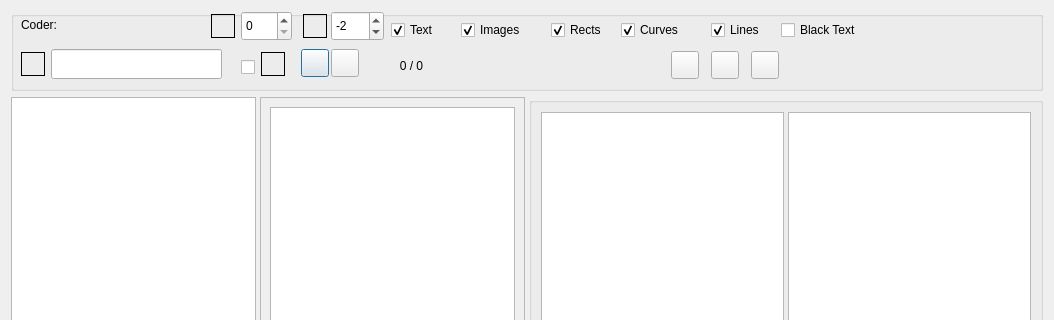
The window that GUI_UIs/ui_dialog_code_pdf.ui (ccbogel/QualCoder) describes before a commit, drawn with Qt 5; both pictures show x 0 to 1054 and y 0 to 320 of the 1054 by 699 pixel window.
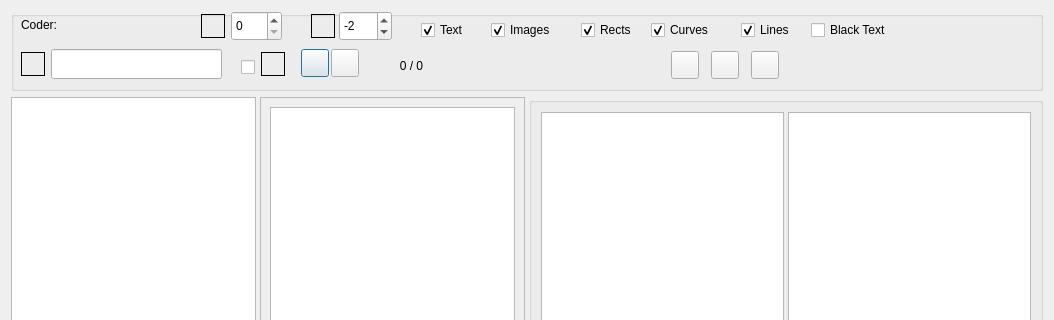
The same window after the commit.

Commit message: overlapping widgets on some OS'es

What changed in the file:
```diff
--- a/GUI_UIs/ui_dialog_code_pdf.ui
+++ b/GUI_UIs/ui_dialog_code_pdf.ui
@@ -36,7 +36,7 @@
        <rect>
         <x>10</x>
         <y>0</y>
-        <width>191</width>
+        <width>171</width>
         <height>28</height>
        </rect>
       </property>
@@ -169,7 +169,7 @@
      <widget class="QSpinBox" name="spinBox_font_adjuster">
       <property name="geometry">
        <rect>
-        <x>320</x>
+        <x>328</x>
         <y>0</y>
         <width>53</width>
         <height>30</height>
@@ -235,7 +235,7 @@
      <widget class="QSpinBox" name="spinBox">
       <property name="geometry">
        <rect>
-        <x>230</x>
+        <x>220</x>
         <y>0</y>
         <width>51</width>
         <height>30</height>
@@ -248,7 +248,7 @@
      <widget class="QCheckBox" name="checkBox_curve">
       <property name="geometry">
        <rect>
-        <x>610</x>
+        <x>640</x>
         <y>6</y>
         <width>81</width>
         <height>26</height>
@@ -264,7 +264,7 @@
      <widget class="QCheckBox" name="checkBox_line">
       <property name="geometry">
        <rect>
-        <x>700</x>
+        <x>730</x>
         <y>6</y>
         <width>61</width>
         <height>26</height>
@@ -280,7 +280,7 @@
      <widget class="QCheckBox" name="checkBox_image">
       <property name="geometry">
        <rect>
-        <x>450</x>
+        <x>480</x>
         <y>6</y>
         <width>80</width>
         <height>26</height>
@@ -296,7 +296,7 @@
      <widget class="QCheckBox" name="checkBox_black_text">
       <property name="geometry">
        <rect>
-        <x>770</x>
+        <x>800</x>
         <y>6</y>
         <width>111</width>
         <height>26</height>
@@ -312,7 +312,7 @@
      <widget class="QCheckBox" name="checkBox_text">
       <property name="geometry">
        <rect>
-        <x>380</x>
+        <x>410</x>
         <y>6</y>
         <width>61</width>
         <height>26</height>
@@ -328,7 +328,7 @@
      <widget class="QCheckBox" name="checkBox_rect">
       <property name="geometry">
        <rect>
-        <x>540</x>
+        <x>570</x>
         <y>6</y>
         <width>61</width>
         <height>26</height>
@@ -347,7 +347,7 @@
      <widget class="QLabel" name="label_font_size">
       <property name="geometry">
        <rect>
-        <x>292</x>
+        <x>300</x>
         <y>3</y>
         <width>24</width>
         <height>24</height>
@@ -375,7 +375,7 @@
      <widget class="QLabel" name="label_pages">
       <property name="geometry">
        <rect>
-        <x>200</x>
+        <x>190</x>
         <y>3</y>
         <width>24</width>
         <height>24</height>
```
